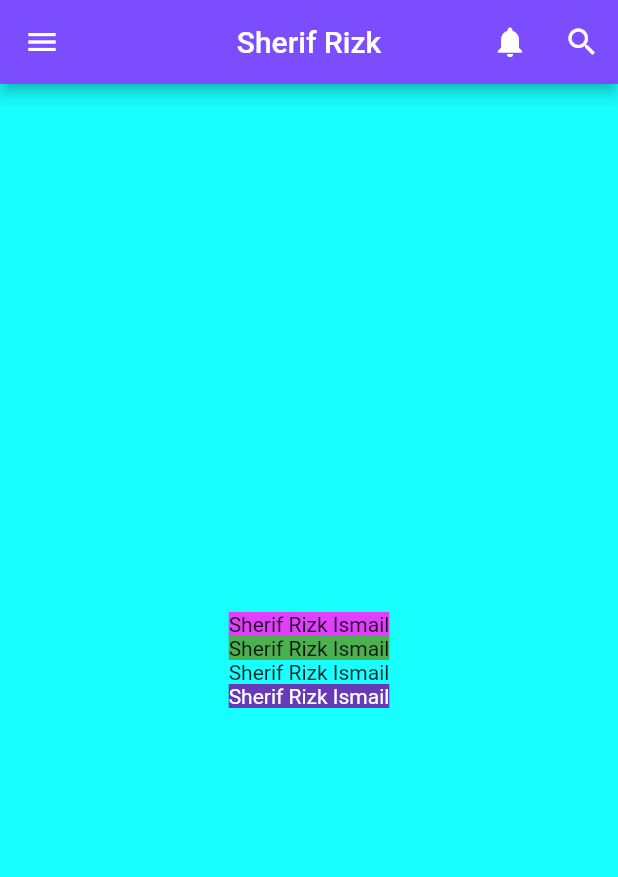
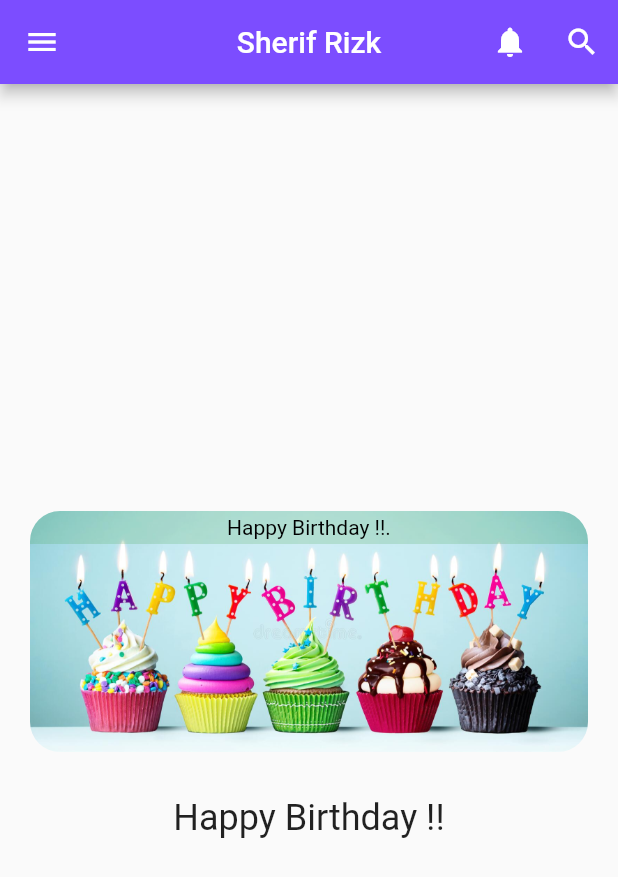
Before and after one commit to SherifRizk/Flutter, a Flutter app: the HomeScreen screen opened directly, on a phone screen of 412 x 824 dp. Shown: the top 877 px of the screen. Run offline on Flutter 3.47's test engine with Material 2 defaults, Android fonts, the phone set to English and light mode, and no system bars.

Commit message:
Third Commit

```diff
--- a/projects/lib/home_screen.dart
+++ b/projects/lib/home_screen.dart
@@ -1,6 +1,8 @@
 import 'package:flutter/material.dart';
 
 class HomeScreen extends StatelessWidget {
+  const HomeScreen({super.key});
+
   @override
   Widget build(BuildContext context) {
     return Scaffold(
@@ -28,42 +30,55 @@ class HomeScreen extends StatelessWidget {
           centerTitle: true,
           backgroundColor: Colors.deepPurpleAccent,
         ),
-        body: Container(
-          width: double.infinity,
-          color: Colors.cyanAccent,
-          child: Column(
+        body:Column(
             mainAxisSize: MainAxisSize.max,
-            crossAxisAlignment: CrossAxisAlignment.center,
             mainAxisAlignment: MainAxisAlignment.center,
+            children:
+            [
+              Padding(
+                padding: const EdgeInsets.all(20),
+                child: Container(
+                  decoration: BoxDecoration(
+                    borderRadius: BorderRadiusDirectional.circular(20),
+                  ),
+                  clipBehavior: Clip.antiAliasWithSaveLayer,
+                  child: Stack(
+                    alignment: Alignment.topCenter,
                     children: [
-              Container(
-                color: Colors.purpleAccent,
-                child: const Text(
-                  "Sherif Rizk Ismail",
+                      const Image(
+                        image: AssetImage('images/happy-birthday.jpg'
                         ),
                       ),
                       Container(
-                color: Colors.green,
+                        width: double.infinity,
+                        color: Colors.green[600]?.withOpacity(0.2),
+                        padding: const EdgeInsets.symmetric(
+                          vertical: 3,
+                        ),
                         child: const Text(
-                  "Sherif Rizk Ismail",
+                            'Happy Birthday !!.',
+                            style: TextStyle(
+                              color: Colors.black,
                             ),
+                            textAlign: TextAlign.center
                         ),
-              Container(
-                color: Colors.cyanAccent,
-                child: const Text(
-                  "Sherif Rizk Ismail",
-                ),
-              ),
-              Container(
-                color: Colors.deepPurple,
-                child: const Text("Sherif Rizk Ismail",
-                style: TextStyle(
-                  color: Colors.white,
-                )),
                       ),
                     ],
                   ),
-        )
+                ),
+              ),
+              const SizedBox(
+                height: 10,
+              ),
+              const Text(
+                ('Happy Birthday !!'),
+                style: TextStyle(
+                    fontSize: 24.0
+                ),
+              ),
+            ]
+        ),
+
     );
   }
 }
```
Also changed, not shown: projects/lib/business_card.dart (added, +90 -0 lines), projects/lib/main.dart (+5 -27 lines). Lines whose indentation alone changed are shown as unchanged.
